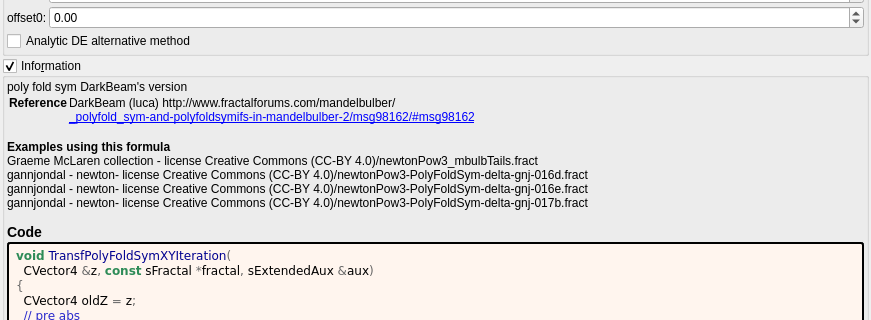
Above: mandelbulber2/formula/ui/transf_poly_fold_sym_xy.ui from buddhi1980/mandelbulber2 before the change; both pictures show x 0 to 871 and y 194 to 514 of the 871 by 1191 pixel window. Below: the same form after it.
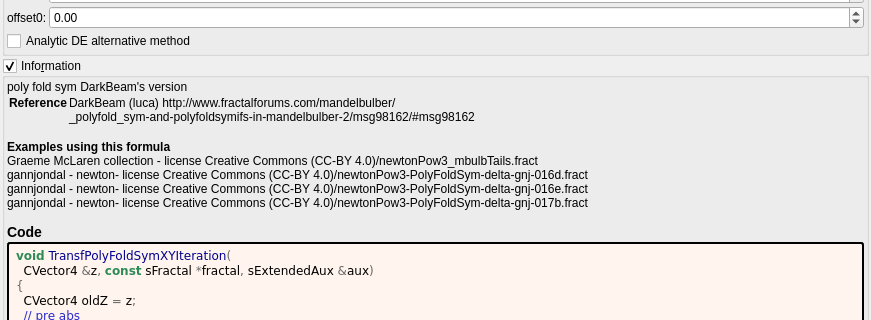
That is the form after the change. Custom widgets are drawn as their Qt base class.

Commit message:
docs: show fractalforums.com formula references as text
fractalforums.com is only partly online; fractalforums.org keeps a read-only
copy and the active forum. The formula information boxes now show
fractalforums.com references (and the wrapped lines that continue them) as
plain text. The links that remain are closed with </a>, which the generator
never wrote. The formula/ui files are regenerated with
tools/populate_ui_information.py.

Diff of the .ui file:
```diff
--- a/mandelbulber2/formula/ui/transf_poly_fold_sym_xy.ui
+++ b/mandelbulber2/formula/ui/transf_poly_fold_sym_xy.ui
@@ -310,8 +310,8 @@
        <widget class="QLabel" name="label_information_general">
         <property name="text">
          <string notr="true">&lt;p&gt;poly fold sym DarkBeam&#039;s version&lt;/p&gt;&lt;table&gt;
-&lt;tr&gt;&lt;th&gt;Reference&lt;/th&gt;&lt;td&gt;&lt;a href=&quot;DarkBeam (luca) http://www.fractalforums.com/mandelbulber/&quot;&gt;DarkBeam (luca) http://www.fractalforums.com/mandelbulber/&lt;br&gt;
-&lt;a href=&quot;_polyfold_sym-and-polyfoldsymifs-in-mandelbulber-2/msg98162/#msg98162&quot;&gt;_polyfold_sym-and-polyfoldsymifs-in-mandelbulber-2/msg98162/#msg98162&lt;br&gt;
+&lt;tr&gt;&lt;th&gt;Reference&lt;/th&gt;&lt;td&gt;DarkBeam (luca) http://www.fractalforums.com/mandelbulber/&lt;br&gt;
+_polyfold_sym-and-polyfoldsymifs-in-mandelbulber-2/msg98162/#msg98162&lt;br&gt;
 &lt;/td&gt;&lt;/tr&gt;
 &lt;/table&gt;
 &lt;br&gt;&lt;b&gt;Examples using this formula&lt;/b&gt;&lt;br&gt;Graeme McLaren  collection - license Creative Commons  (CC-BY 4.0)/newtonPow3_mbulbTails.fract&lt;br&gt;gannjondal - newton- license Creative Commons (CC-BY 4.0)/newtonPow3-PolyFoldSym-delta-gnj-016d.fract&lt;br&gt;gannjondal - newton- license Creative Commons (CC-BY 4.0)/newtonPow3-PolyFoldSym-delta-gnj-016e.fract&lt;br&gt;gannjondal - newton- license Creative Commons (CC-BY 4.0)/newtonPow3-PolyFoldSym-delta-gnj-017b.fract&lt;h3&gt;Code&lt;/h3&gt;</string>
```
The commit also changes 202 other files.
